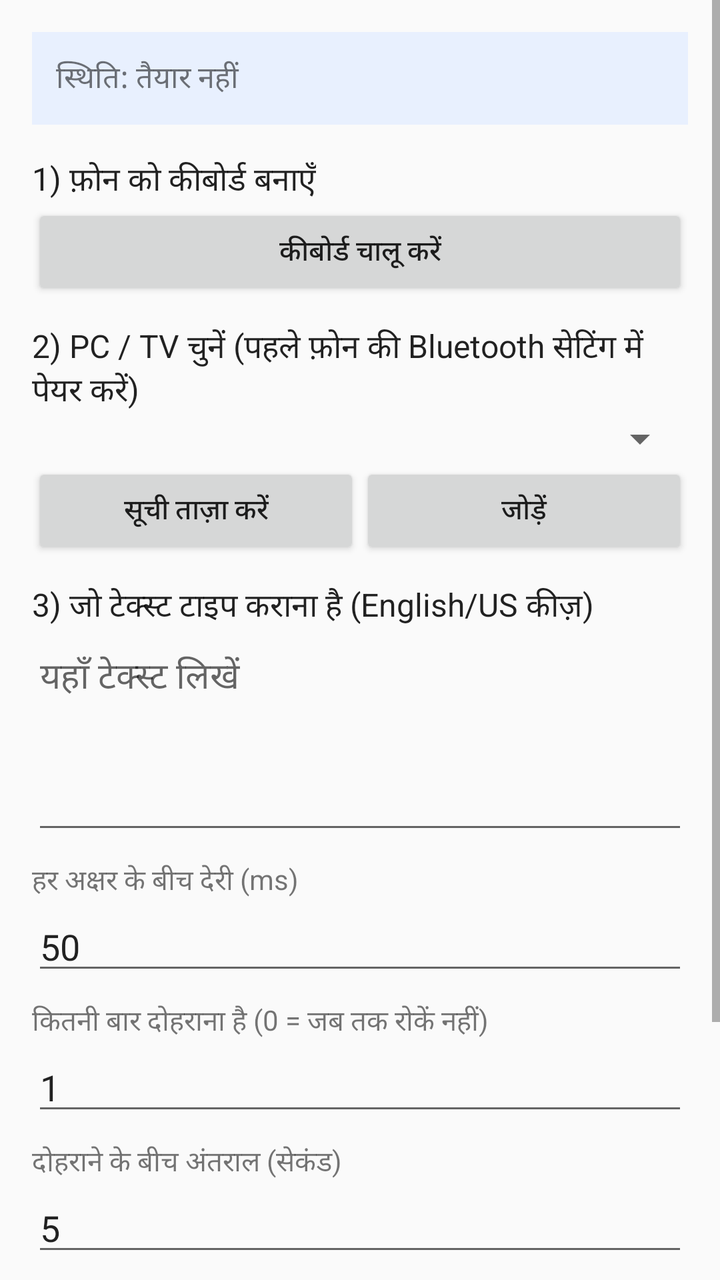
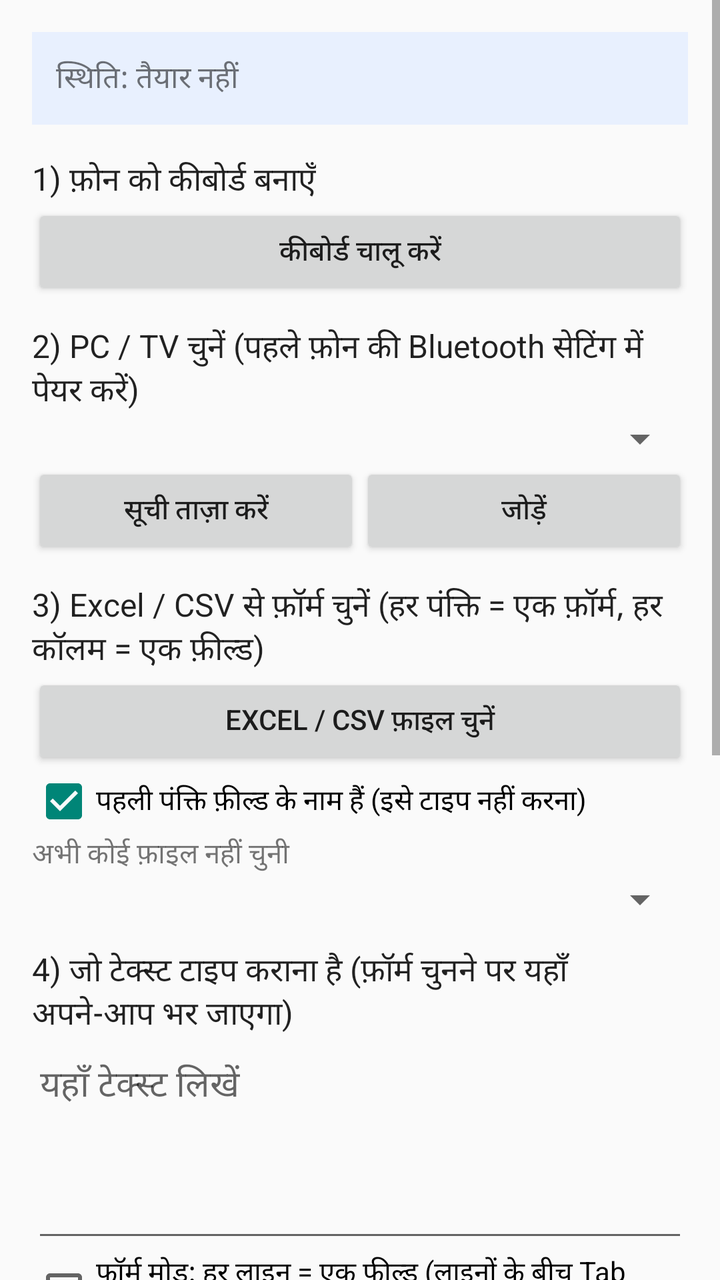

Two renders of the same Android screen: before a commit and after it. Below are the layout's source before the change and the commit's diff.
<!-- AndroidManifest.xml: application theme android:Theme.Material.Light.DarkActionBar -->
<!-- res/layout/activity_main.xml -->
<?xml version="1.0" encoding="utf-8"?>
<ScrollView xmlns:android="http://schemas.android.com/apk/res/android"
    android:layout_width="match_parent"
    android:layout_height="match_parent"
    android:fillViewport="true">

    <LinearLayout
        android:layout_width="match_parent"
        android:layout_height="wrap_content"
        android:orientation="vertical"
        android:padding="16dp">

        <TextView
            android:id="@+id/statusText"
            android:layout_width="match_parent"
            android:layout_height="wrap_content"
            android:background="#E8F0FE"
            android:padding="12dp"
            android:text="स्थिति: तैयार नहीं"
            android:textSize="15sp" />

        
        <TextView
            style="@android:style/TextAppearance.Material.Subhead"
            android:layout_width="wrap_content"
            android:layout_height="wrap_content"
            android:layout_marginTop="16dp"
            android:text="1) फ़ोन को कीबोर्ड बनाएँ" />

        <Button
            android:id="@+id/btnStartKeyboard"
            android:layout_width="match_parent"
            android:layout_height="wrap_content"
            android:text="कीबोर्ड चालू करें" />

        
        <TextView
            style="@android:style/TextAppearance.Material.Subhead"
            android:layout_width="wrap_content"
            android:layout_height="wrap_content"
            android:layout_marginTop="12dp"
            android:text="2) PC / TV चुनें (पहले फ़ोन की Bluetooth सेटिंग में पेयर करें)" />

        <Spinner
            android:id="@+id/deviceSpinner"
            android:layout_width="match_parent"
            android:layout_height="wrap_content" />

        <LinearLayout
            android:layout_width="match_parent"
            android:layout_height="wrap_content"
            android:orientation="horizontal">

            <Button
                android:id="@+id/btnRefresh"
                android:layout_width="0dp"
                android:layout_height="wrap_content"
                android:layout_weight="1"
                android:text="सूची ताज़ा करें" />

            <Button
                android:id="@+id/btnConnect"
                android:layout_width="0dp"
                android:layout_height="wrap_content"
                android:layout_weight="1"
                android:text="जोड़ें" />
        </LinearLayout>

        
        <TextView
            style="@android:style/TextAppearance.Material.Subhead"
            android:layout_width="wrap_content"
            android:layout_height="wrap_content"
            android:layout_marginTop="12dp"
            android:text="3) जो टेक्स्ट टाइप कराना है (English/US कीज़)" />

        <EditText
            android:id="@+id/inputText"
            android:layout_width="match_parent"
            android:layout_height="wrap_content"
            android:gravity="top"
            android:hint="यहाँ टेक्स्ट लिखें"
            android:inputType="textMultiLine"
            android:minLines="4" />

        <TextView
            android:layout_width="wrap_content"
            android:layout_height="wrap_content"
            android:layout_marginTop="8dp"
            android:text="हर अक्षर के बीच देरी (ms)" />

        <EditText
            android:id="@+id/inputKeyDelay"
            android:layout_width="match_parent"
            android:layout_height="wrap_content"
            android:inputType="number"
            android:text="50" />

        <TextView
            android:layout_width="wrap_content"
            android:layout_height="wrap_content"
            android:layout_marginTop="8dp"
            android:text="कितनी बार दोहराना है (0 = जब तक रोकें नहीं)" />

        <EditText
            android:id="@+id/inputRepeat"
            android:layout_width="match_parent"
            android:layout_height="wrap_content"
            android:inputType="number"
            android:text="1" />

        <TextView
            android:layout_width="wrap_content"
            android:layout_height="wrap_content"
            android:layout_marginTop="8dp"
            android:text="दोहराने के बीच अंतराल (सेकंड)" />

        <EditText
            android:id="@+id/inputInterval"
            android:layout_width="match_parent"
            android:layout_height="wrap_content"
            android:inputType="number"
            android:text="5" />

        <TextView
            android:layout_width="wrap_content"
            android:layout_height="wrap_content"
            android:layout_marginTop="8dp"
            android:text="शुरू होने से पहले इंतज़ार (सेकंड), तब PC पर टेक्स्ट बॉक्स में क्लिक करें" />

        <EditText
            android:id="@+id/inputStartDelay"
            android:layout_width="match_parent"
            android:layout_height="wrap_content"
            android:inputType="number"
            android:text="5" />

        <LinearLayout
            android:layout_width="match_parent"
            android:layout_height="wrap_content"
            android:layout_marginTop="16dp"
            android:orientation="horizontal">

            <Button
                android:id="@+id/btnStart"
                android:layout_width="0dp"
                android:layout_height="wrap_content"
                android:layout_weight="1"
                android:text="ऑटो-टाइप शुरू" />

            <Button
                android:id="@+id/btnStop"
                android:layout_width="0dp"
                android:layout_height="wrap_content"
                android:layout_weight="1"
                android:text="रोकें" />
        </LinearLayout>
    </LinearLayout>
</ScrollView>
<!-- resources referenced by this layout -->
<resources>

</resources>

<!-- the commit's change to res/layout/activity_main.xml (unified diff, before → after) -->
@@ -72,7 +72,39 @@
             android:layout_width="wrap_content"
             android:layout_height="wrap_content"
             android:layout_marginTop="12dp"
-            android:text="3) जो टेक्स्ट टाइप कराना है (English/US कीज़)" />
+            android:text="3) Excel / CSV से फ़ॉर्म चुनें (हर पंक्ति = एक फ़ॉर्म, हर कॉलम = एक फ़ील्ड)" />
+
+        <Button
+            android:id="@+id/btnImport"
+            android:layout_width="match_parent"
+            android:layout_height="wrap_content"
+            android:text="Excel / CSV फ़ाइल चुनें" />
+
+        <CheckBox
+            android:id="@+id/checkHeader"
+            android:layout_width="match_parent"
+            android:layout_height="wrap_content"
+            android:checked="true"
+            android:text="पहली पंक्ति फ़ील्ड के नाम हैं (इसे टाइप नहीं करना)" />
+
+        <TextView
+            android:id="@+id/formInfo"
+            android:layout_width="match_parent"
+            android:layout_height="wrap_content"
+            android:text="अभी कोई फ़ाइल नहीं चुनी" />
+
+        <Spinner
+            android:id="@+id/formSpinner"
+            android:layout_width="match_parent"
+            android:layout_height="wrap_content" />
+
+        
+        <TextView
+            style="@android:style/TextAppearance.Material.Subhead"
+            android:layout_width="wrap_content"
+            android:layout_height="wrap_content"
+            android:layout_marginTop="12dp"
+            android:text="4) जो टेक्स्ट टाइप कराना है (फ़ॉर्म चुनने पर यहाँ अपने-आप भर जाएगा)" />
 
         <EditText
             android:id="@+id/inputText"
@@ -83,6 +115,18 @@
             android:inputType="textMultiLine"
             android:minLines="4" />
 
+        <CheckBox
+            android:id="@+id/checkFormMode"
+            android:layout_width="match_parent"
+            android:layout_height="wrap_content"
+            android:text="फ़ॉर्म मोड: हर लाइन = एक फ़ील्ड (लाइनों के बीच Tab दबेगा)" />
+
+        <CheckBox
+            android:id="@+id/checkEnterAtEnd"
+            android:layout_width="match_parent"
+            android:layout_height="wrap_content"
+            android:text="सबसे आख़िर में Enter भी दबाएँ (फ़ॉर्म सबमिट करने के लिए)" />
+
         <TextView
             android:layout_width="wrap_content"
             android:layout_height="wrap_content"
